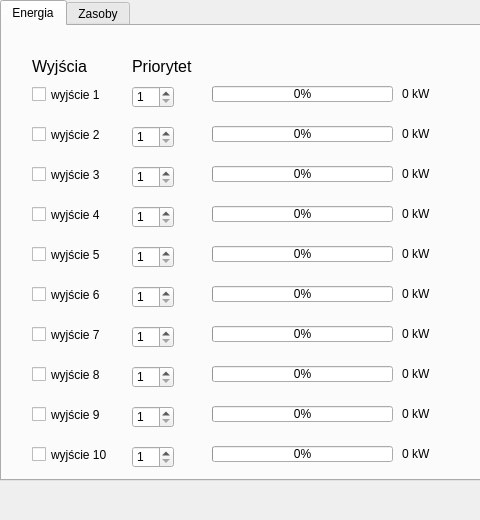
First picture: the form in InteliHouse.ui, repository MateuszRosner/InteliHouse1.0, before the edit; both pictures show x 0 to 480 and y 0 to 520 of the 1026 by 520 pixel window.
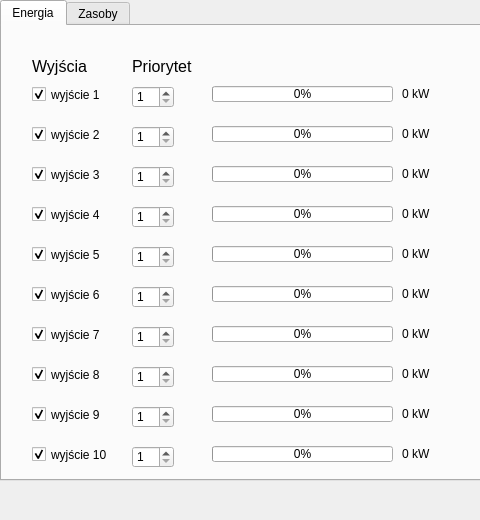
Second picture: the form after the edit. The open tabs and pages were chosen to show the change. Custom widgets are drawn as their Qt base class.

Commit message: checkboxes checked

What changed in the file:
```diff
--- a/InteliHouse.ui
+++ b/InteliHouse.ui
@@ -81,6 +81,9 @@
       <property name="text">
        <string>wyjście 10</string>
       </property>
+      <property name="checked">
+       <bool>true</bool>
+      </property>
      </widget>
      <widget class="QCheckBox" name="checkBox9">
       <property name="geometry">
@@ -94,6 +97,9 @@
       <property name="text">
        <string>wyjście 9</string>
       </property>
+      <property name="checked">
+       <bool>true</bool>
+      </property>
      </widget>
      <widget class="QProgressBar" name="progressBar4">
       <property name="geometry">
@@ -133,6 +139,9 @@
       <property name="text">
        <string>wyjście 1</string>
       </property>
+      <property name="checked">
+       <bool>true</bool>
+      </property>
      </widget>
      <widget class="QProgressBar" name="progressBar1">
       <property name="geometry">
@@ -159,6 +168,9 @@
       <property name="text">
        <string>wyjście 8</string>
       </property>
+      <property name="checked">
+       <bool>true</bool>
+      </property>
      </widget>
      <widget class="QCheckBox" name="checkBox7">
       <property name="geometry">
@@ -172,6 +184,9 @@
       <property name="text">
        <string>wyjście 7</string>
       </property>
+      <property name="checked">
+       <bool>true</bool>
+      </property>
      </widget>
      <widget class="QCheckBox" name="checkBox4">
       <property name="geometry">
@@ -185,6 +200,9 @@
       <property name="text">
        <string>wyjście 4</string>
       </property>
+      <property name="checked">
+       <bool>true</bool>
+      </property>
      </widget>
      <widget class="QProgressBar" name="progressBar2">
       <property name="geometry">
@@ -211,6 +229,9 @@
       <property name="text">
        <string>wyjście 2</string>
       </property>
+      <property name="checked">
+       <bool>true</bool>
+      </property>
      </widget>
      <widget class="QCheckBox" name="checkBox6">
       <property name="geometry">
@@ -224,6 +245,9 @@
       <property name="text">
        <string>wyjście 6</string>
       </property>
+      <property name="checked">
+       <bool>true</bool>
+      </property>
      </widget>
      <widget class="QLabel" name="label">
       <property name="geometry">
@@ -255,6 +279,9 @@
       <property name="text">
        <string>wyjście 3</string>
       </property>
+      <property name="checked">
+       <bool>true</bool>
+      </property>
      </widget>
      <widget class="QProgressBar" name="progressBar6">
       <property name="geometry">
@@ -294,6 +321,9 @@
       <property name="text">
        <string>wyjście 5</string>
       </property>
+      <property name="checked">
+       <bool>true</bool>
+      </property>
      </widget>
      <widget class="QProgressBar" name="progressBar3">
       <property name="geometry">
```
Left out of the diff: 2 changed lines with no effect on the pictures. The commit also changes 1 other file.
